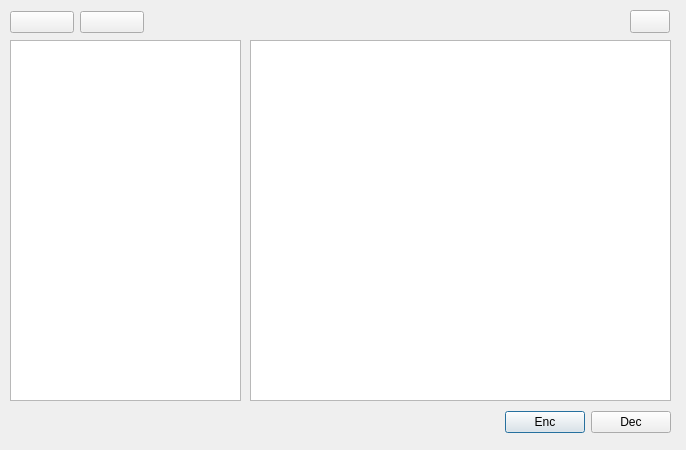
Old version of the form shellusb/ShellUSB_v0_5/shellusb.ui in the repository kuntae/shellusb.
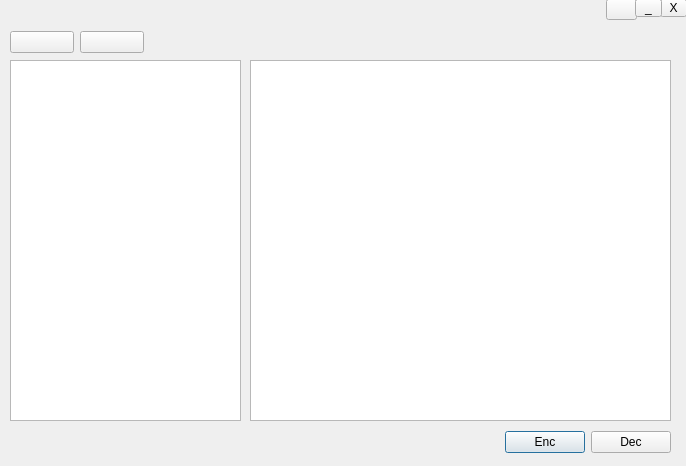
New version of the form.

The edit to the form file:
```diff
--- a/shellusb/ShellUSB_v0_5/shellusb.ui
+++ b/shellusb/ShellUSB_v0_5/shellusb.ui
@@ -7,7 +7,7 @@
     <x>0</x>
     <y>0</y>
     <width>686</width>
-    <height>450</height>
+    <height>466</height>
    </rect>
   </property>
   <property name="windowTitle">
@@ -17,7 +17,7 @@
    <property name="geometry">
     <rect>
      <x>10</x>
-     <y>410</y>
+     <y>430</y>
      <width>661</width>
      <height>25</height>
     </rect>
@@ -56,7 +56,7 @@
    <property name="geometry">
     <rect>
      <x>250</x>
-     <y>40</y>
+     <y>60</y>
      <width>421</width>
      <height>361</height>
     </rect>
@@ -71,10 +71,10 @@
   <widget class="QPushButton" name="help_btn">
    <property name="geometry">
     <rect>
-     <x>630</x>
-     <y>10</y>
-     <width>40</width>
-     <height>23</height>
+     <x>606</x>
+     <y>-1</y>
+     <width>31</width>
+     <height>21</height>
     </rect>
    </property>
    <property name="text">
@@ -85,7 +85,7 @@
    <property name="geometry">
     <rect>
      <x>10</x>
-     <y>10</y>
+     <y>30</y>
      <width>134</width>
      <height>25</height>
     </rect>
@@ -111,12 +111,38 @@
    <property name="geometry">
     <rect>
      <x>10</x>
-     <y>40</y>
+     <y>60</y>
      <width>231</width>
      <height>361</height>
     </rect>
    </property>
   </widget>
+  <widget class="QToolButton" name="toolButton">
+   <property name="geometry">
+    <rect>
+     <x>660</x>
+     <y>-1</y>
+     <width>27</width>
+     <height>18</height>
+    </rect>
+   </property>
+   <property name="text">
+    <string>X</string>
+   </property>
+  </widget>
+  <widget class="QToolButton" name="toolButton_2">
+   <property name="geometry">
+    <rect>
+     <x>635</x>
+     <y>-1</y>
+     <width>27</width>
+     <height>18</height>
+    </rect>
+   </property>
+   <property name="text">
+    <string>_</string>
+   </property>
+  </widget>
  </widget>
  <resources/>
  <connections/>
```
